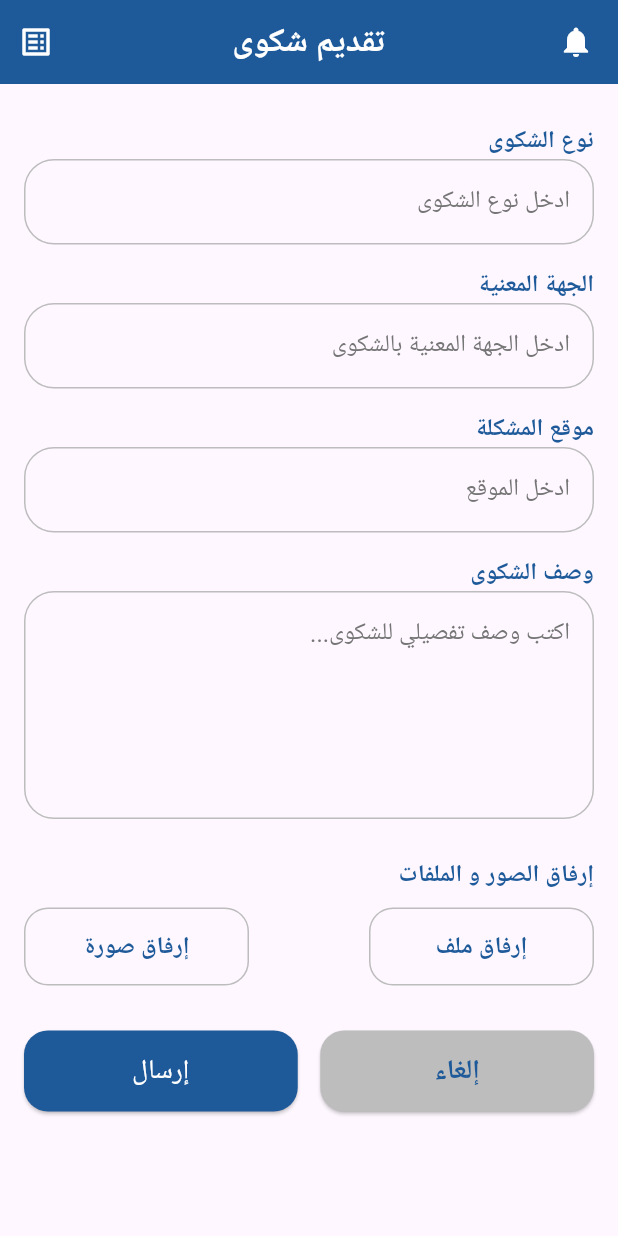
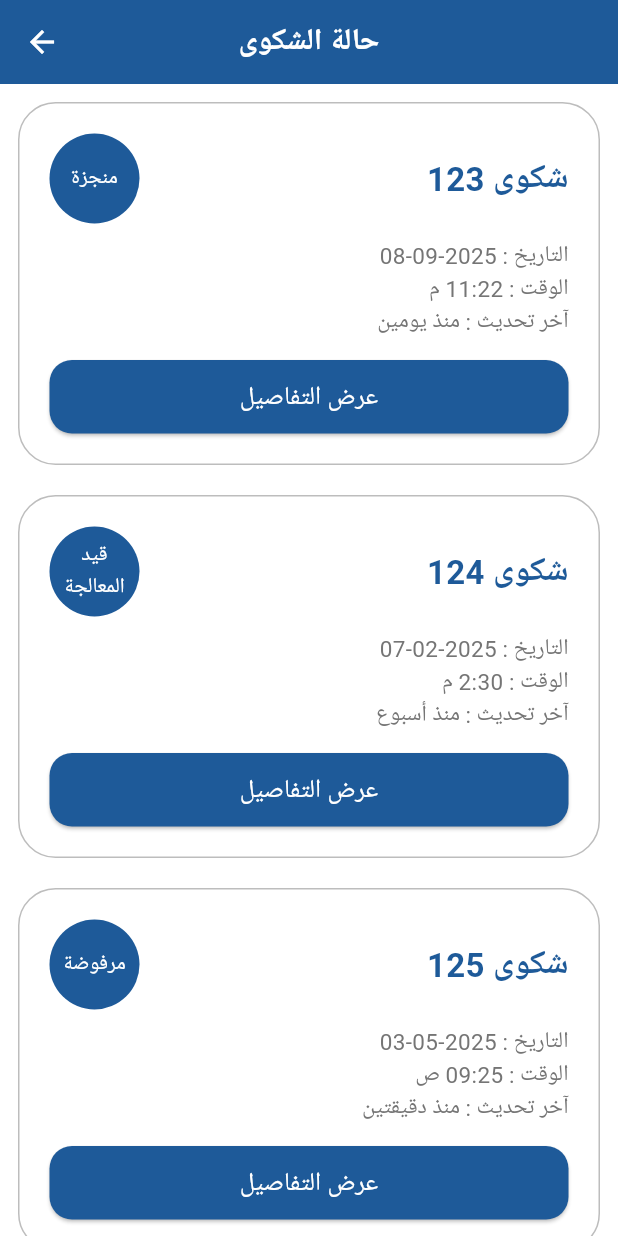
Before and after one commit to HadelBrmo/complaints_management, a Flutter app: the screen it shows after launch, after a tap on the "list alt" icon, on a phone screen of 412 x 824 dp. Run offline on Flutter 3.47's test engine with Material 3 defaults, Android fonts, the light colour scheme and no system bars.

Commit message:
Added widgets and one screen / update one screen
Added widgets(complaint_card and complaint_detail_row)
Added screen(Complaints_status)
updated screen(complaint_filling).

```diff
--- /dev/null
+++ b/lib/core/widgets/complaint_card.dart
@@ -0,0 +1,136 @@
+import 'package:flutter/material.dart';
+import 'complaint_detail_row.dart';
+import '../theming/color.dart';
+
+
+class ComplaintCard extends StatefulWidget {
+  final String status;
+  final String number;
+  final String date;
+  final String time;
+  final String lastUpdate;
+
+
+  const ComplaintCard({
+    super.key,
+    required this.status,
+    required this.number,
+    required this.date,
+    required this.time,
+    required this.lastUpdate,
+
+  });
+
+  @override
+  State<ComplaintCard> createState() => _ComplaintCardState();
+}
+
+class _ComplaintCardState extends State<ComplaintCard> {
+  bool showDetails = false;
+
+  @override
+  Widget build(BuildContext context) {
+    return Container(
+      padding: const EdgeInsets.all(20),
+      decoration: BoxDecoration(
+        color: AppColors.white,
+        borderRadius: BorderRadius.circular(25),
+        border: Border.all(color: AppColors.greyMedium),
+      ),
+
+      child: Column(
+        crossAxisAlignment: CrossAxisAlignment.end,
+        children: [
+          Row(
+            mainAxisAlignment: MainAxisAlignment.spaceBetween,
+            children: [
+              // دائرة الحالة
+              Container(
+                width: 60,
+                height: 60,
+                decoration: BoxDecoration(
+                  color: AppColors.primary,
+                  shape: BoxShape.circle,
+                ),
+                alignment: Alignment.center,
+                child: Text(
+                  widget.status,
+                  textAlign: TextAlign.center,
+                  style: const TextStyle(color: AppColors.white, fontSize: 14),
+                ),
+              ),
+
+              Text(
+                "شكوى ${widget.number}",
+                style: TextStyle(
+                  fontSize: 22,
+                  color: AppColors.primary,
+                  fontWeight: FontWeight.bold,
+                ),
+              ),
+            ],
+          ),
+
+          const SizedBox(height: 10),
+
+          Text("التاريخ : ${widget.date}",
+              textAlign: TextAlign.right,
+              style: TextStyle(color: AppColors.greyDark, fontSize: 15)),
+
+          Text("الوقت : ${widget.time}",
+              textAlign: TextAlign.right,
+              style: TextStyle(color: AppColors.greyDark, fontSize: 15)),
+
+          Text("آخر تحديث : ${widget.lastUpdate}",
+              textAlign: TextAlign.right,
+              style: TextStyle(color: AppColors.greyDark, fontSize: 15)),
+
+          const SizedBox(height: 15),
+
+          SizedBox(
+            width: double.infinity,
+            child: ElevatedButton(
+              style: ElevatedButton.styleFrom(
+                backgroundColor: AppColors.primary,
+                padding: const EdgeInsets.symmetric(vertical: 12),
+                shape: RoundedRectangleBorder(
+                  borderRadius: BorderRadius.circular(15),
+                ),
+              ),
+              onPressed: () {
+                setState(() {
+                  showDetails = !showDetails;
+                });
+              },
+              child: Text(
+                showDetails ? "إخفاء التفاصيل" : "عرض التفاصيل",
+                style: const TextStyle(fontSize: 17, color: AppColors.white),
+              ),
+            ),
+          ),
+
+          // تفاصيل الشكوى
+          if (showDetails)
+            Container(
+              margin: const EdgeInsets.only(top: 15),
+              padding: const EdgeInsets.all(15),
+              decoration: BoxDecoration(
+                color: AppColors.greyLight,
+                borderRadius: BorderRadius.circular(15),
+              ),
+              child: Column(
+                crossAxisAlignment: CrossAxisAlignment.end,
+                children: const [
+                  ComplaintDetailRow(title: "الحالة الحالية", value: "منجزة" ,),
+                  ComplaintDetailRow(title: "نوع الشكوى", value: "خدمة سيئة"),
+                  ComplaintDetailRow(title: "الجهة المعنية", value: "بلدية جديدة عرطوز"),
+                  ComplaintDetailRow(title: "موقع المشكلة", value: "جديدة عرطوز البلد - شارع مارديني"),
+                  ComplaintDetailRow(title: "وصف الشكوى", value: "وجود حفرة في بداية الشارع "),
+                ],
+              ),
+            ),
+        ],
+      ),
+    );
+  }
+}
--- /dev/null
+++ b/lib/core/widgets/complaint_detail_row.dart
@@ -0,0 +1,39 @@
+import 'package:flutter/material.dart';
+import '../theming/color.dart';
+
+
+class ComplaintDetailRow extends StatelessWidget {
+  final String title;
+  final String value;
+
+  const ComplaintDetailRow({
+    super.key,
+    required this.title,
+    required this.value,
+  });
+
+  @override
+  Widget build(BuildContext context) {
+    return Padding(
+      padding: const EdgeInsets.only(bottom: 10),
+      child: Row(
+        mainAxisAlignment: MainAxisAlignment.end,
+        children: [
+          Expanded(
+            child: Text(
+              value,
+              textAlign: TextAlign.right,
+              style: const TextStyle(fontSize: 16 ),
+            ),
+          ),
+          const SizedBox(width: 10),
+          Text(
+            "$title :",
+            textDirection: TextDirection.rtl,
+            style: const TextStyle(fontSize: 16, fontWeight: FontWeight.bold , color:AppColors.primary),
+          ),
+        ],
+      ),
+    );
+  }
+}
--- a/lib/screens/complaint_filling.dart
+++ b/lib/screens/complaint_filling.dart
@@ -1,3 +1,4 @@
+import 'package:complaints_management/screens/complaints_status.dart';
 import 'package:flutter/material.dart';
 import '../../core/widgets/field_title.dart';
 import '../../core/widgets/complaint_text_field.dart';
@@ -48,7 +49,7 @@ class _ComplaintPageState extends State<ComplaintPage> {
                   style: TextStyle(
                     fontSize: 20,
                     fontWeight: FontWeight.bold,
-                    color: AppColors.primary,
+                    color: AppColors.primaryDark,
                   ),
                   textAlign: TextAlign.center,
                 ),
@@ -123,7 +124,10 @@ class _ComplaintPageState extends State<ComplaintPage> {
           actions: [
             IconButton(
               icon: const Icon(Icons.list_alt, color: Colors.white),
-              onPressed: () {},
+              onPressed: () {
+                Navigator.of(context).push(MaterialPageRoute(builder:(context)=>ComplaintsPage() ));
+
+              },
             ),
           ],
         ),
@@ -183,8 +187,9 @@ body: Padding(
                 Row(
                   mainAxisAlignment: MainAxisAlignment.spaceBetween,
                   children: [
+
                     AttachButton(title: "إرفاق ملف", onPressed: () {}),
-                    AttachButton(title: "إرفاق صورة", onPressed: () {}),
+                    AttachButton(title: "إرفاق صورة", onPressed: () {}, ),
                   ],
                 ),
 
--- /dev/null
+++ b/lib/screens/complaints_status.dart
@@ -0,0 +1,76 @@
+import 'package:flutter/material.dart';
+import '../../core/widgets/complaint_card.dart';
+import '../../core/theming/color.dart';
+
+
+class ComplaintsPage extends StatefulWidget {
+  const ComplaintsPage({super.key});
+
+  @override
+  State<ComplaintsPage> createState() => _ComplaintsPageState();
+}
+
+class _ComplaintsPageState extends State<ComplaintsPage> {
+
+
+  @override
+  Widget build(BuildContext context) {
+    return Scaffold(
+      backgroundColor: Colors.white,
+
+      appBar: AppBar(
+        backgroundColor:AppColors.primary ,
+        elevation: 0,
+        centerTitle: true,
+        title: const Text(
+          "حالة الشكوى",
+          style: TextStyle(fontSize: 20, color: AppColors.white , fontWeight: FontWeight.bold),
+        ),
+        leading: IconButton(
+          icon: const Icon(Icons.arrow_back, color: AppColors.white),
+          onPressed: () => Navigator.pop(context),
+        ),
+      ),
+
+      body: SingleChildScrollView(
+        child: Padding(
+          padding: const EdgeInsets.all(12),
+          child: Column(
+            children: [
+              ComplaintCard(
+                status: "منجزة",
+                number: "123",
+                date: "2025-09-08",
+                time: "11:22 م",
+                lastUpdate: "منذ يومين",
+
+              ),
+
+              const SizedBox(height: 20),
+
+              ComplaintCard(
+                status: "قيد المعالجة",
+                number: "124",
+                date: "2025-02-07",
+                time: "2:30 م",
+                lastUpdate: "منذ أسبوع",
+
+              ),
+
+              const SizedBox(height: 20),
+
+              ComplaintCard(
+                status: "مرفوضة",
+                number: "125",
+                date: "2025-05-03",
+                time: "09:25 ص",
+                lastUpdate: "منذ دقيقتين",
+
+              ),
+            ],
+          ),
+        ),
+      ),
+    );
+  }
+}
```
